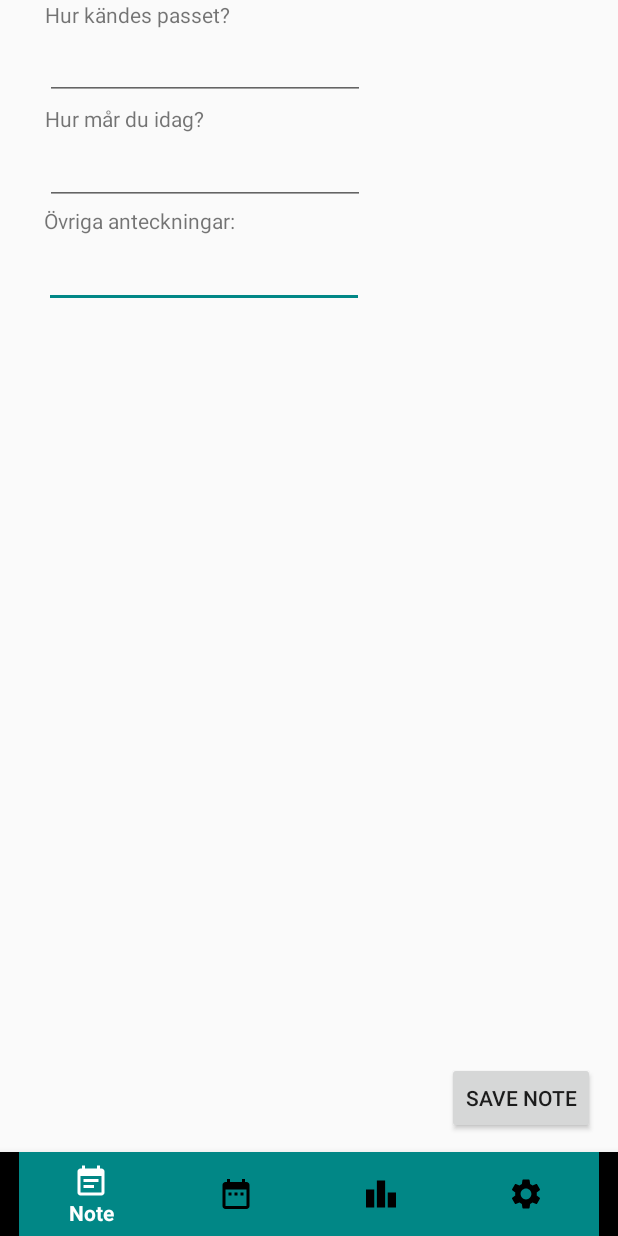
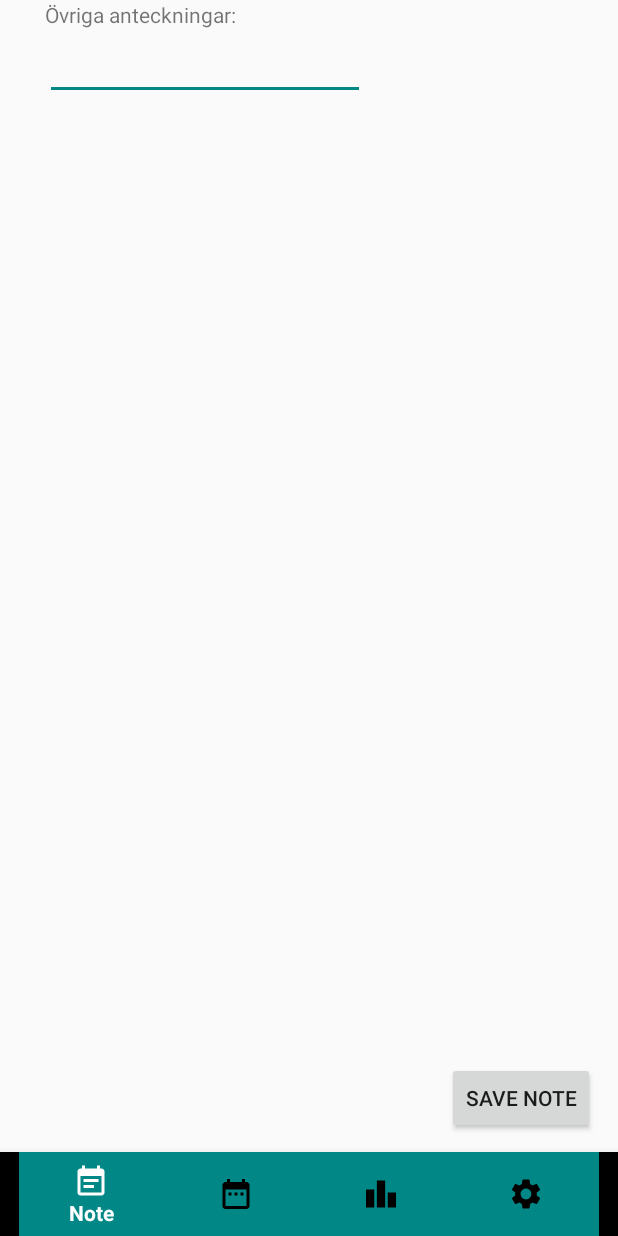
Before and after one commit to angelicaengstrom/ig028g-statti, an Android app: the Add screen opened directly, with no data from a screen before it, on a phone screen of 412 x 824 dp. Run offline under Robolectric (Android 15) with nearby library versions, the phone set to English and light mode, and no system bars; our stand-ins replace Firebase (no records; nobody signed in at launch, a user with empty details on screens opened directly), navigation-ui; 2 statements that could not run were skipped.

Commit message:
Update activity_add.xml

```diff
--- a/MyApplication3/app/src/main/res/layout/activity_add.xml
+++ b/MyApplication3/app/src/main/res/layout/activity_add.xml
@@ -15,56 +15,6 @@
         app:itemIconTint="@drawable/selector"
         app:itemTextColor="@drawable/selector"
         app:menu="@menu/menu_navigation" />
-
-    <EditText
-        android:id="@+id/Note3"
-        android:layout_width="wrap_content"
-        android:layout_height="wrap_content"
-        android:layout_alignParentStart="true"
-        android:layout_alignParentLeft="true"
-        android:layout_alignParentTop="true"
-        android:layout_marginStart="29dp"
-        android:layout_marginLeft="29dp"
-        android:layout_marginTop="160dp"
-        android:ems="10"
-        android:inputType="textPersonName" />
-
-    <TextView
-        android:id="@+id/textView"
-        android:layout_width="wrap_content"
-        android:layout_height="wrap_content"
-        android:layout_alignParentStart="true"
-        android:layout_alignParentLeft="true"
-        android:layout_alignParentTop="true"
-        android:layout_marginStart="29dp"
-        android:layout_marginLeft="29dp"
-        android:layout_marginTop="137dp"
-        android:text="Övriga anteckningar:" />
-
-    <EditText
-        android:id="@+id/Note2"
-        android:layout_width="wrap_content"
-        android:layout_height="wrap_content"
-        android:layout_alignParentStart="true"
-        android:layout_alignParentLeft="true"
-        android:layout_alignParentTop="true"
-        android:layout_marginStart="30dp"
-        android:layout_marginLeft="30dp"
-        android:layout_marginTop="91dp"
-        android:ems="10"
-        android:inputType="textPersonName" />
-
-    <TextView
-        android:id="@+id/textView2"
-        android:layout_width="wrap_content"
-        android:layout_height="wrap_content"
-        android:layout_alignParentStart="true"
-        android:layout_alignParentLeft="true"
-        android:layout_alignParentTop="true"
-        android:layout_marginStart="30dp"
-        android:layout_marginLeft="30dp"
-        android:layout_marginTop="69dp"
-        android:text="Hur mår du idag?" />
 
     <EditText
         android:id="@+id/Note1"
@@ -88,7 +38,7 @@
         android:layout_alignParentTop="true"
         android:layout_marginStart="30dp"
         android:layout_marginLeft="30dp"
-        android:text="Hur kändes passet?" />
+        android:text="Övriga anteckningar:" />
 
     <Button
         android:id="@+id/saveNoteBtn"
```
